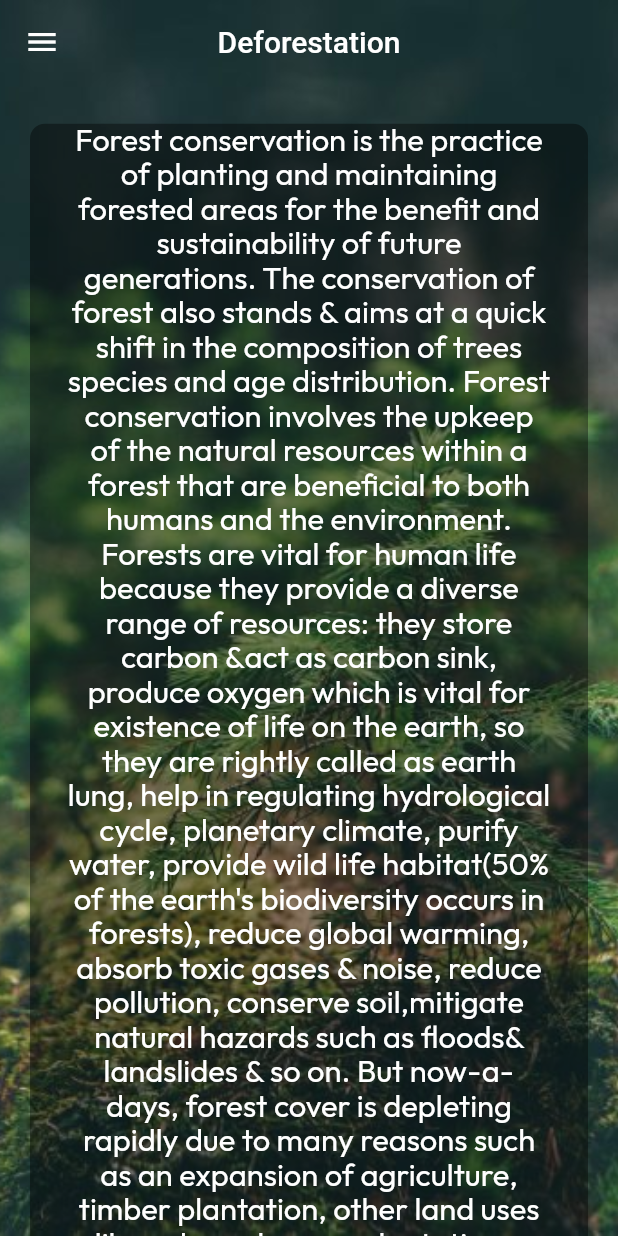
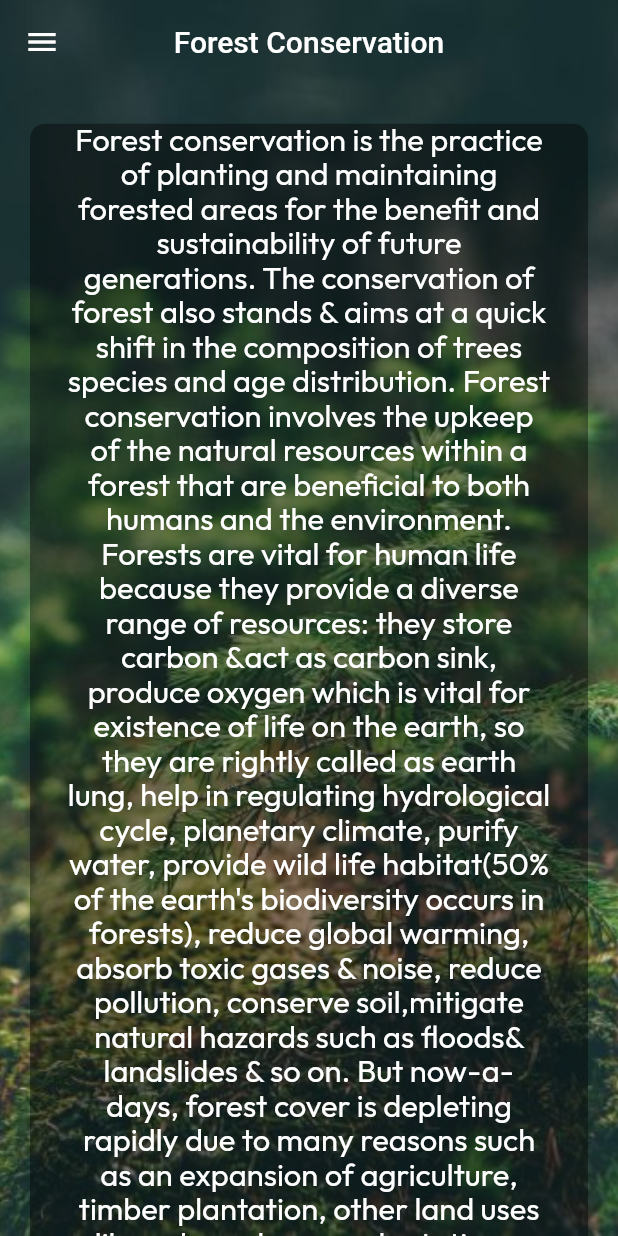
Before and after one commit to Lakshya-111/SXCS---B, a Flutter app: the screen it shows after launch, in the side drawer, after a tap on "Forest Conservation", on a phone screen of 412 x 824 dp. Run offline on Flutter 3.47's test engine with Material 2 defaults, Android fonts, the phone set to English and light mode, and no system bars; our stand-ins replace image_picker, location.

Commit message:
Update deforestation.dart

```diff
--- a/lib/pages/deforestation.dart
+++ b/lib/pages/deforestation.dart
@@ -27,7 +27,7 @@ class _DeforestationState extends State<Deforestation> {
       appBar: AppBar(
         backgroundColor: Colors.transparent,
         shadowColor: Colors.transparent,
-        title: Text('Deforestation'),
+        title: Text('Forest Conservation'),
         centerTitle: true,
       ),
       body: Container(
```
